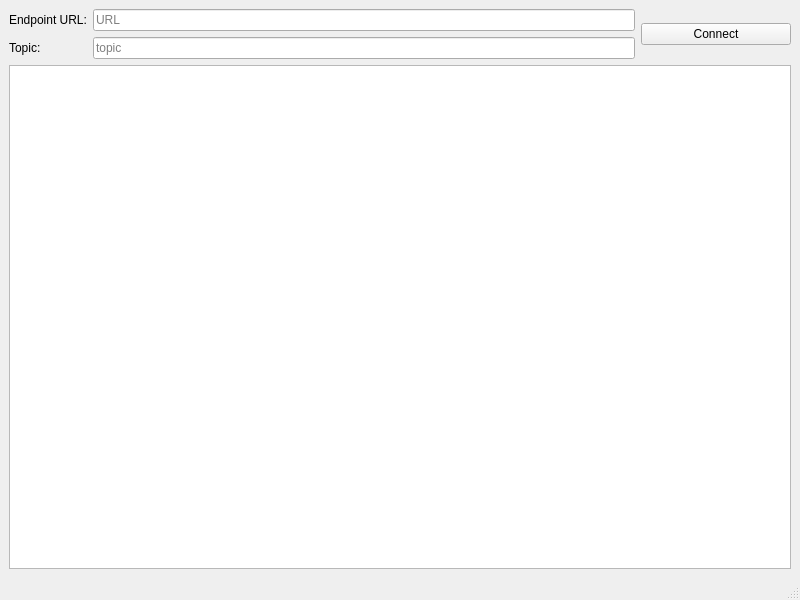
pbosetti/telemetry_dev, file src/mainwindow.ui: the form before one commit.
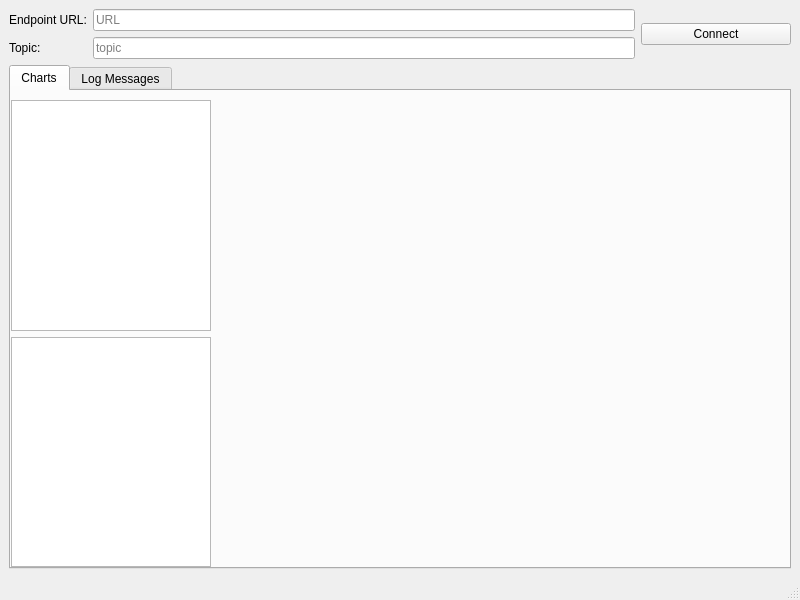
The form after the commit. Custom widgets are drawn as their Qt base class.

What changed in the file:
```diff
--- a/src/mainwindow.ui
+++ b/src/mainwindow.ui
@@ -88,10 +88,86 @@
        <enum>QLayout::SetMaximumSize</enum>
       </property>
       <item row="0" column="0">
-       <widget class="QPlainTextEdit" name="logMessageArea">
-        <property name="readOnly">
-         <bool>true</bool>
+       <widget class="QTabWidget" name="tabWidget">
+        <property name="currentIndex">
+         <number>0</number>
         </property>
+        <widget class="QWidget" name="tab">
+         <attribute name="title">
+          <string>Charts</string>
+         </attribute>
+         <layout class="QVBoxLayout" name="verticalLayout_4">
+          <property name="leftMargin">
+           <number>0</number>
+          </property>
+          <property name="rightMargin">
+           <number>0</number>
+          </property>
+          <property name="bottomMargin">
+           <number>0</number>
+          </property>
+          <item>
+           <layout class="QGridLayout" name="gridLayout_2">
+            <item row="0" column="1">
+             <widget class="QCustomPlot" name="fullChart" native="true"/>
+            </item>
+            <item row="1" column="1">
+             <widget class="QCustomPlot" name="sequenceChart" native="true"/>
+            </item>
+            <item row="0" column="0">
+             <widget class="QListView" name="fullChartSeriesList">
+              <property name="maximumSize">
+               <size>
+                <width>200</width>
+                <height>16777215</height>
+               </size>
+              </property>
+              <property name="alternatingRowColors">
+               <bool>true</bool>
+              </property>
+             </widget>
+            </item>
+            <item row="1" column="0">
+             <widget class="QListView" name="sequenceChartsSeriesList">
+              <property name="maximumSize">
+               <size>
+                <width>200</width>
+                <height>16777215</height>
+               </size>
+              </property>
+             </widget>
+            </item>
+           </layout>
+          </item>
+         </layout>
+        </widget>
+        <widget class="QWidget" name="tab_2">
+         <attribute name="title">
+          <string>Log Messages</string>
+         </attribute>
+         <layout class="QVBoxLayout" name="verticalLayout_3">
+          <property name="leftMargin">
+           <number>0</number>
+          </property>
+          <property name="rightMargin">
+           <number>0</number>
+          </property>
+          <property name="bottomMargin">
+           <number>0</number>
+          </property>
+          <item>
+           <layout class="QVBoxLayout" name="verticalLayout_2">
+            <item>
+             <widget class="QPlainTextEdit" name="logMessageArea">
+              <property name="readOnly">
+               <bool>true</bool>
+              </property>
+             </widget>
+            </item>
+           </layout>
+          </item>
+         </layout>
+        </widget>
        </widget>
       </item>
      </layout>
@@ -110,6 +186,14 @@
   </widget>
   <widget class="QStatusBar" name="statusbar"/>
  </widget>
+ <customwidgets>
+  <customwidget>
+   <class>QCustomPlot</class>
+   <extends>QWidget</extends>
+   <header>qcustomplot.h</header>
+   <container>1</container>
+  </customwidget>
+ </customwidgets>
  <resources/>
  <connections/>
 </ui>
```
Left out of the diff: 2 changed lines with no effect on the pictures.
